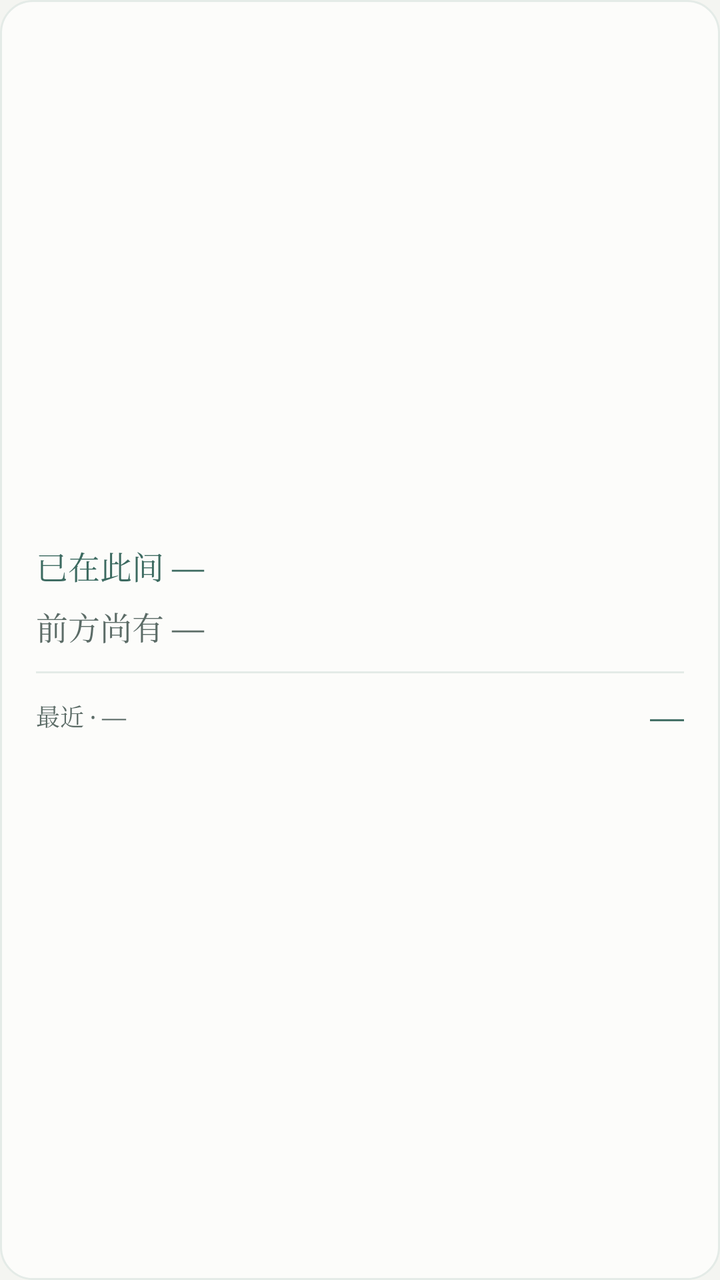
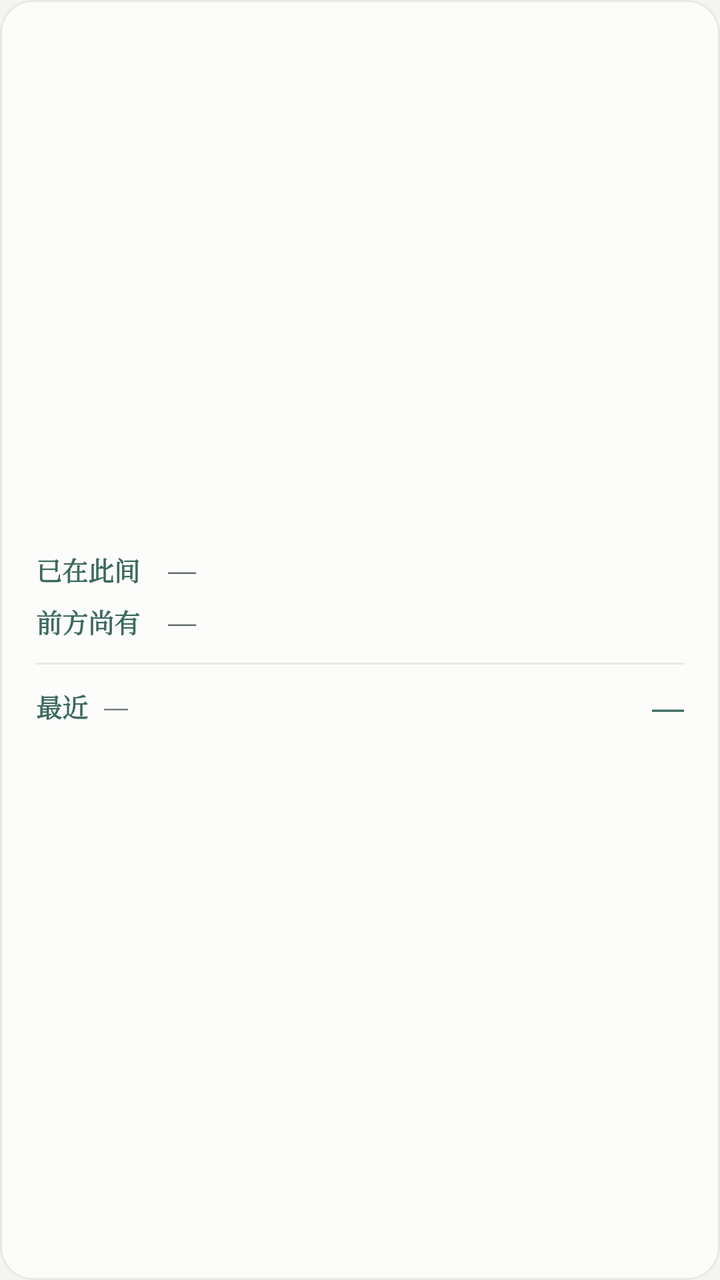

An Android layout rendered at two revisions. The XML below is the earlier revision; the diff shows what the commit changed to produce the second picture.
<!-- AndroidManifest.xml: application theme AppTheme -->
<!-- res/layout/widget_wide.xml -->
<?xml version="1.0" encoding="utf-8"?>
<LinearLayout xmlns:android="http://schemas.android.com/apk/res/android"
    android:id="@+id/w_root"
    android:layout_width="match_parent"
    android:layout_height="match_parent"
    android:orientation="vertical"
    android:background="@drawable/widget_bg"
    android:gravity="center_vertical"
    android:paddingLeft="18dp"
    android:paddingRight="18dp"
    android:paddingTop="14dp"
    android:paddingBottom="14dp">

    <TextView
        android:id="@+id/w_lived"
        android:layout_width="match_parent"
        android:layout_height="wrap_content"
        android:text="已在此间 —"
        android:textColor="@color/jade"
        android:textSize="16sp"
        android:maxLines="2"
        android:ellipsize="end"
        android:lineSpacingExtra="3dp"
        android:fontFamily="serif" />

    <TextView
        android:id="@+id/w_ahead"
        android:layout_width="match_parent"
        android:layout_height="wrap_content"
        android:layout_marginTop="7dp"
        android:text="前方尚有 —"
        android:textColor="@color/ink2"
        android:textSize="16sp"
        android:maxLines="2"
        android:ellipsize="end"
        android:lineSpacingExtra="3dp"
        android:fontFamily="serif" />

    <TextView
        android:layout_width="match_parent"
        android:layout_height="1dp"
        android:layout_marginTop="11dp"
        android:layout_marginBottom="10dp"
        android:background="@color/widget_line" />

    <LinearLayout
        android:layout_width="match_parent"
        android:layout_height="wrap_content"
        android:orientation="horizontal"
        android:gravity="center_vertical">

        <TextView
            android:id="@+id/w_mark_name"
            android:layout_width="0dp"
            android:layout_height="wrap_content"
            android:layout_weight="1"
            android:text="最近 · —"
            android:textColor="@color/ink2"
            android:textSize="12sp"
            android:singleLine="true"
            android:ellipsize="end"
            android:fontFamily="serif" />

        <TextView
            android:id="@+id/w_mark_days"
            android:layout_width="wrap_content"
            android:layout_height="wrap_content"
            android:text="—"
            android:textColor="@color/jade"
            android:textSize="17sp"
            android:fontFamily="serif" />
    </LinearLayout>

</LinearLayout>
<!-- resources referenced by this layout -->
<resources>
  <color name="ink2">#5C6C67</color>
  <color name="jade">#3C6A60</color>
  <color name="widget_line">#E4EBE7</color>
  <!-- drawable widget_bg (drawable) -->
  <?xml version="1.0" encoding="utf-8"?>
  <shape xmlns:android="http://schemas.android.com/apk/res/android"
      android:shape="rectangle">
      <solid android:color="@color/widget_bg" />
      <stroke
          android:width="1dp"
          android:color="@color/widget_line" />
      <corners android:radius="16dp" />
      <padding
          android:left="0dp"
          android:top="0dp"
          android:right="0dp"
          android:bottom="0dp" />
  </shape>
  <style name="AppTheme" parent="android:style/Theme.Material.Light.NoActionBar">
          <item name="android:windowBackground">@color/bg</item>
          <item name="android:statusBarColor">@color/bg</item>
          <item name="android:windowLightStatusBar">true</item>
          <item name="android:navigationBarColor">@color/bg</item>
      </style>
  <color name="widget_bg">#FCFCFA</color>
  <color name="bg">#F4F5F1</color>
</resources>

<!-- the commit's change to res/layout/widget_wide.xml (unified diff, before → after) -->
@@ -11,30 +11,66 @@
     android:paddingTop="14dp"
     android:paddingBottom="14dp">
 
-    <TextView
-        android:id="@+id/w_lived"
+    <LinearLayout
         android:layout_width="match_parent"
         android:layout_height="wrap_content"
-        android:text="已在此间 —"
-        android:textColor="@color/jade"
-        android:textSize="16sp"
-        android:maxLines="2"
-        android:ellipsize="end"
-        android:lineSpacingExtra="3dp"
-        android:fontFamily="serif" />
+        android:orientation="horizontal"
+        android:gravity="center_vertical">
 
-    <TextView
-        android:id="@+id/w_ahead"
+        <TextView
+            android:layout_width="58dp"
+            android:layout_height="wrap_content"
+            android:text="已在此间"
+            android:textColor="@color/jade"
+            android:textSize="13sp"
+            android:textStyle="bold"
+            android:singleLine="true"
+            android:fontFamily="serif" />
+
+        <TextView
+            android:id="@+id/w_lived_val"
+            android:layout_width="0dp"
+            android:layout_height="wrap_content"
+            android:layout_weight="1"
+            android:layout_marginLeft="8dp"
+            android:text="—"
+            android:textColor="@color/ink2"
+            android:textSize="14sp"
+            android:singleLine="true"
+            android:ellipsize="end"
+            android:fontFamily="serif" />
+    </LinearLayout>
+
+    <LinearLayout
         android:layout_width="match_parent"
         android:layout_height="wrap_content"
-        android:layout_marginTop="7dp"
-        android:text="前方尚有 —"
-        android:textColor="@color/ink2"
-        android:textSize="16sp"
-        android:maxLines="2"
-        android:ellipsize="end"
-        android:lineSpacingExtra="3dp"
-        android:fontFamily="serif" />
+        android:orientation="horizontal"
+        android:gravity="center_vertical"
+        android:layout_marginTop="7dp">
+
+        <TextView
+            android:layout_width="58dp"
+            android:layout_height="wrap_content"
+            android:text="前方尚有"
+            android:textColor="@color/jade"
+            android:textSize="13sp"
+            android:textStyle="bold"
+            android:singleLine="true"
+            android:fontFamily="serif" />
+
+        <TextView
+            android:id="@+id/w_ahead_val"
+            android:layout_width="0dp"
+            android:layout_height="wrap_content"
+            android:layout_weight="1"
+            android:layout_marginLeft="8dp"
+            android:text="—"
+            android:textColor="@color/ink2"
+            android:textSize="14sp"
+            android:singleLine="true"
+            android:ellipsize="end"
+            android:fontFamily="serif" />
+    </LinearLayout>
 
     <TextView
         android:layout_width="match_parent"
@@ -50,11 +86,22 @@
         android:gravity="center_vertical">
 
         <TextView
+            android:layout_width="wrap_content"
+            android:layout_height="wrap_content"
+            android:text="最近"
+            android:textColor="@color/jade"
+            android:textSize="13sp"
+            android:textStyle="bold"
+            android:singleLine="true"
+            android:fontFamily="serif" />
+
+        <TextView
             android:id="@+id/w_mark_name"
             android:layout_width="0dp"
             android:layout_height="wrap_content"
             android:layout_weight="1"
-            android:text="最近 · —"
+            android:layout_marginLeft="8dp"
+            android:text="—"
             android:textColor="@color/ink2"
             android:textSize="12sp"
             android:singleLine="true"
@@ -65,9 +112,12 @@
             android:id="@+id/w_mark_days"
             android:layout_width="wrap_content"
             android:layout_height="wrap_content"
+            android:layout_marginLeft="10dp"
             android:text="—"
             android:textColor="@color/jade"
-            android:textSize="17sp"
+            android:textSize="16sp"
+            android:textStyle="bold"
+            android:singleLine="true"
             android:fontFamily="serif" />
     </LinearLayout>
 
